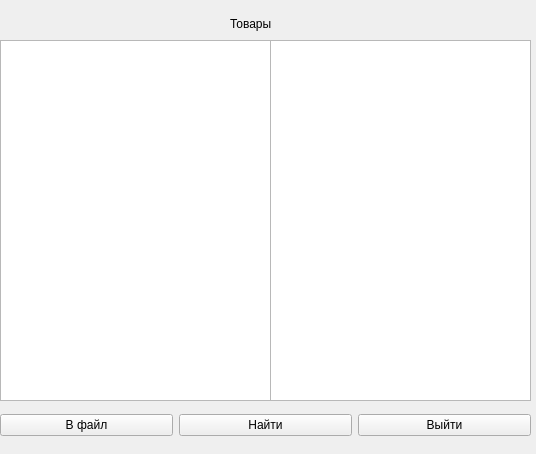
Before: the Qt Designer form Programming-basics/Labs-for-collegues/Alexandra-Smetanina/Lab7/Task1/windows/MainWindow.ui in kunansy/WEB-technology, drawn with Qt 5.
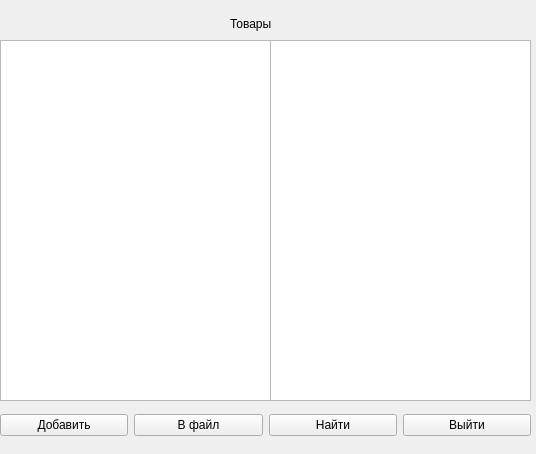
After: the same form once the commit is applied.

The edit to the form file:
```diff
--- a/Programming-basics/Labs-for-collegues/Alexandra-Smetanina/Lab7/Task1/windows/MainWindow.ui
+++ b/Programming-basics/Labs-for-collegues/Alexandra-Smetanina/Lab7/Task1/windows/MainWindow.ui
@@ -67,6 +67,13 @@
      </rect>
     </property>
     <layout class="QHBoxLayout" name="horizontalLayout">
+     <item>
+      <widget class="QPushButton" name="InputButton">
+       <property name="text">
+        <string>Добавить</string>
+       </property>
+      </widget>
+     </item>
      <item>
       <widget class="QPushButton" name="DumpButton">
        <property name="text">
```
